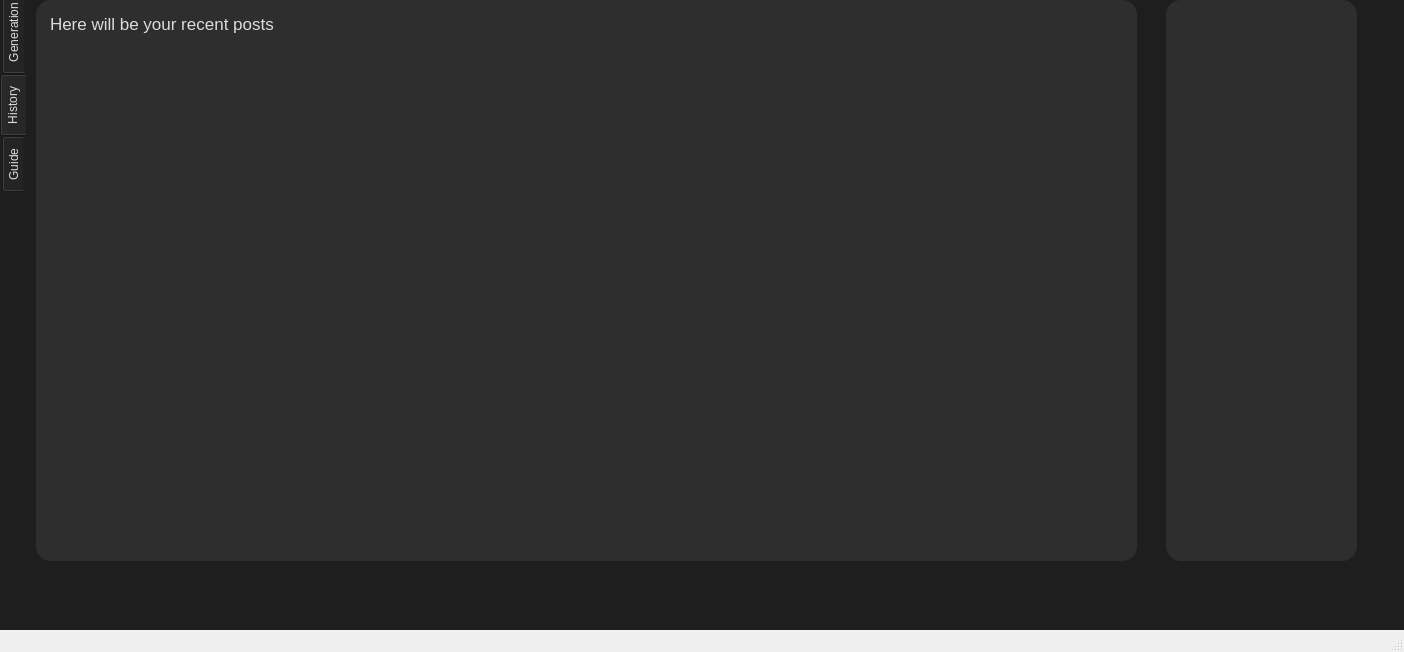
Above: mainwindow.ui from varietytas/AI_app_Qt before the change. Below: the same form after it.
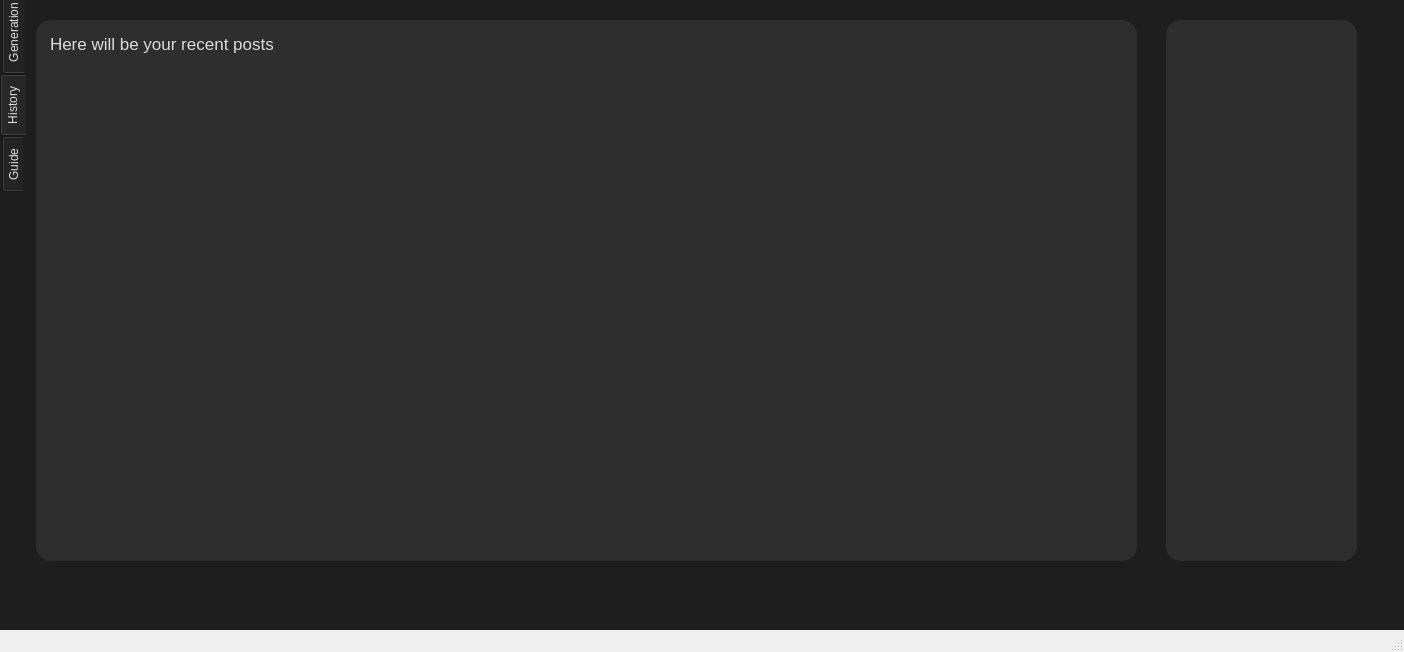
That is the form after the change. The open tabs and pages were chosen to show the change. Icons and pictures are not drawn.

What changed in the file:
```diff
--- a/mainwindow.ui
+++ b/mainwindow.ui
@@ -228,9 +228,9 @@
       <property name="geometry">
        <rect>
         <x>10</x>
-        <y>10</y>
+        <y>30</y>
         <width>1101</width>
-        <height>561</height>
+        <height>541</height>
        </rect>
       </property>
       <property name="html">
@@ -248,9 +248,9 @@
       <property name="geometry">
        <rect>
         <x>1140</x>
-        <y>10</y>
+        <y>30</y>
         <width>191</width>
-        <height>561</height>
+        <height>541</height>
        </rect>
       </property>
      </widget>
```
Left out of the diff: 6 changed lines with no effect on the pictures.
